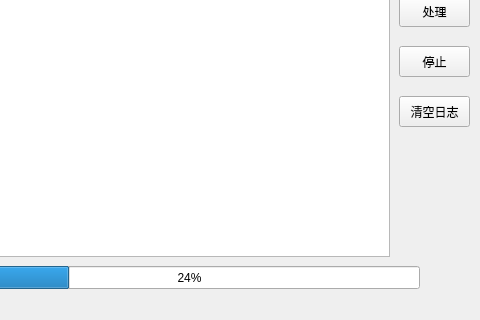
First picture: the form in sageras/mainwindow.ui, repository lujie0116/sageras, before the edit; both pictures show x 511 to 991 and y 134 to 454 of the 991 by 454 pixel window.
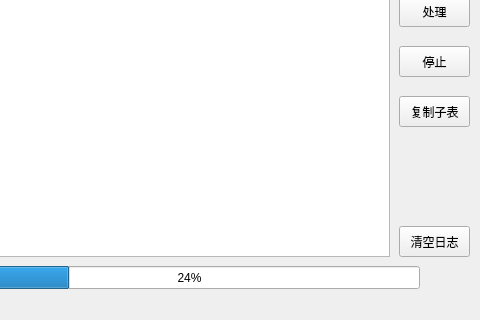
Second picture: the form after the edit.

The edit to the form file:
```diff
--- a/sageras/mainwindow.ui
+++ b/sageras/mainwindow.ui
@@ -229,7 +229,7 @@
     <property name="geometry">
      <rect>
       <x>910</x>
-      <y>230</y>
+      <y>360</y>
       <width>71</width>
       <height>31</height>
      </rect>
@@ -342,6 +342,19 @@
      <string>停止</string>
     </property>
    </widget>
+   <widget class="QPushButton" name="copySheet">
+    <property name="geometry">
+     <rect>
+      <x>910</x>
+      <y>230</y>
+      <width>71</width>
+      <height>31</height>
+     </rect>
+    </property>
+    <property name="text">
+     <string>复制子表</string>
+    </property>
+   </widget>
   </widget>
   <widget class="QMenuBar" name="menuBar">
    <property name="geometry">
```
